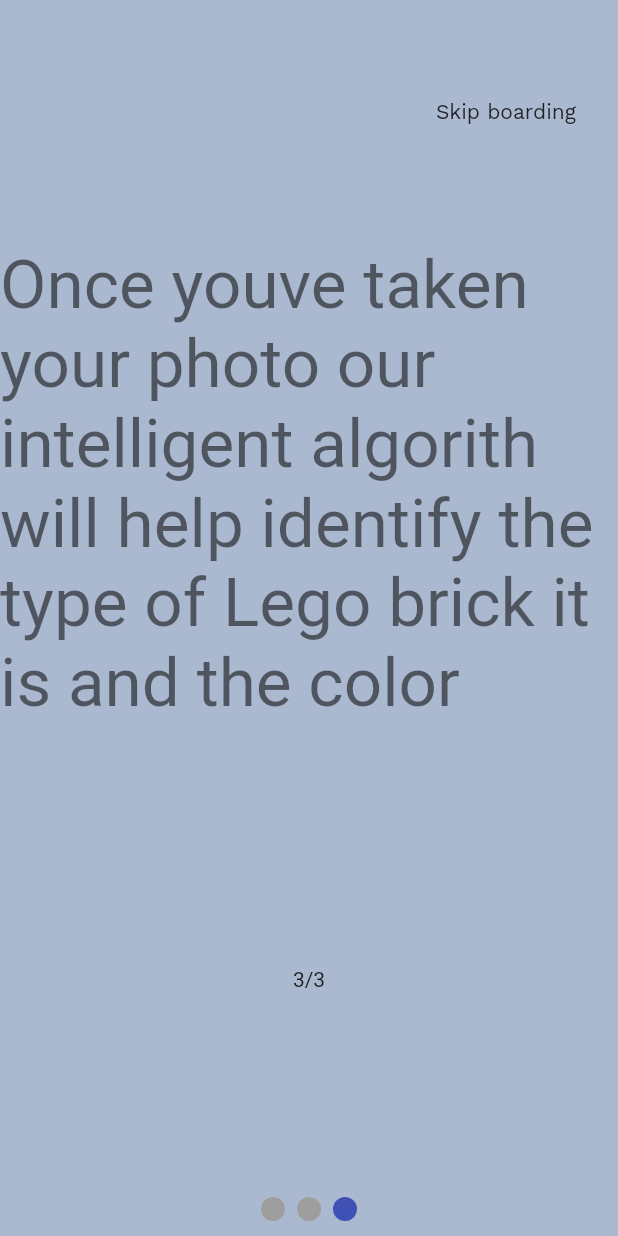
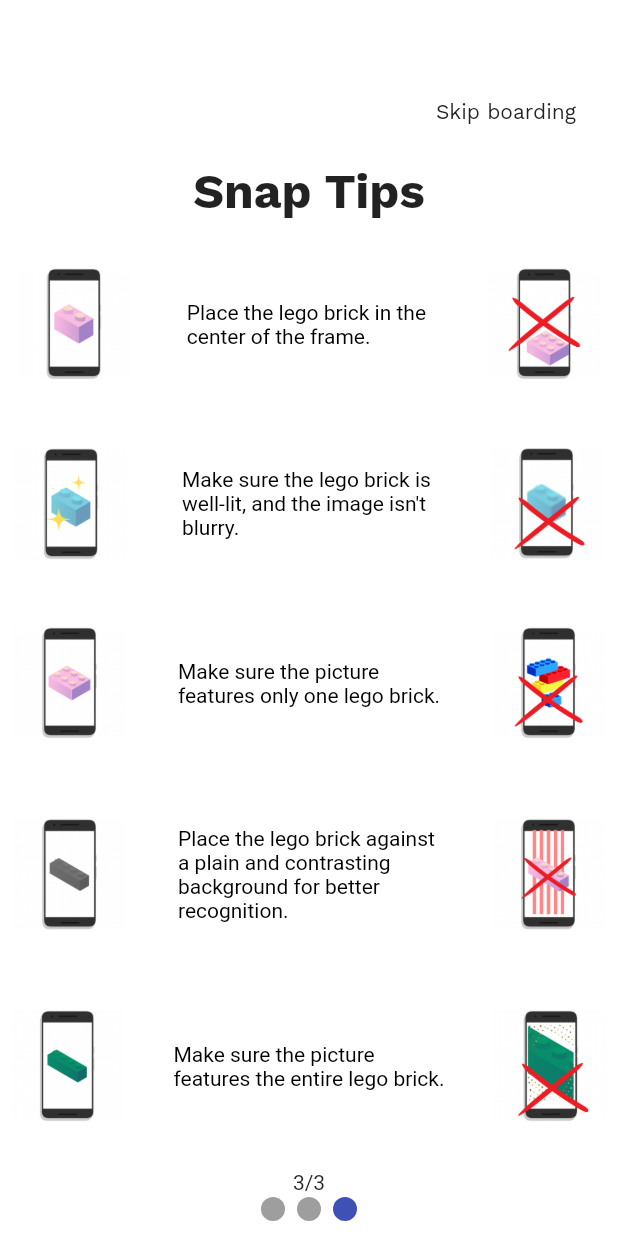
Before and after one commit to maxcelant/Capstone-4901, a Flutter app: the screen it shows after launch, swiped to page 3, on a phone screen of 412 x 824 dp. Run offline on Flutter 3.47's test engine with Material 2 defaults, Android fonts, the light colour scheme and no system bars; drawn by our look-alikes of smooth_page_indicator; our stand-ins replace image_cropper, image_picker; missing offline and left inert: image_pixels, tflite_flutter, tflite_flutter_helper.

Commit message:
Onboarding pages added and Logo changed

```diff
--- a/lib/components/on_boarding.dart
+++ b/lib/components/on_boarding.dart
@@ -11,6 +11,161 @@
     controller.dispose();
   }
 
+  Widget Snaptip1 = Container(
+    child: Row(mainAxisAlignment: MainAxisAlignment.spaceEvenly, children: [
+      Container(
+        margin: EdgeInsets.all(1.0),
+        padding: EdgeInsets.all(1.0),
+        child: Image.asset(
+          'assets/center.png',
+          height: 75,
+          width: 75,
+        ),
+      ),
+      Container(
+        margin: EdgeInsets.all(20.0),
+        padding: EdgeInsets.all(6.0),
+        child: const Text(
+          "Place the lego brick in the \ncenter of the frame.",
+          style: TextStyle(color: Colors.black, fontSize: 14),
+        ),
+      ),
+      Container(
+        margin: EdgeInsets.all(1.0),
+        padding: EdgeInsets.all(1.0),
+        child: Image.asset(
+          'assets/no_side.png',
+          height: 75,
+          width: 75,
+        ),
+      ),
+    ]),
+  );
+
+  Widget Snaptip2 = Container(
+    child: Row(mainAxisAlignment: MainAxisAlignment.spaceEvenly, children: [
+      Container(
+        margin: EdgeInsets.all(1.0),
+        padding: EdgeInsets.all(1.0),
+        child: Image.asset(
+          'assets/bright.png',
+          height: 75,
+          width: 75,
+        ),
+      ),
+      Container(
+        margin: EdgeInsets.all(20.0),
+        padding: EdgeInsets.all(6.0),
+        child: const Text(
+          "Make sure the lego brick is \nwell-lit, and the image isn't \nblurry.",
+          style: TextStyle(color: Colors.black, fontSize: 14),
+        ),
+      ),
+      Container(
+        margin: EdgeInsets.all(1.0),
+        padding: EdgeInsets.all(1.0),
+        child: Image.asset(
+          'assets/no_blur.png',
+          height: 75,
+          width: 75,
+        ),
+      ),
+    ]),
+  );
+
+  Widget Snaptip3 = Container(
+    child: Row(mainAxisAlignment: MainAxisAlignment.spaceEvenly, children: [
+      Container(
+        margin: EdgeInsets.all(1.0),
+        padding: EdgeInsets.all(1.0),
+        child: Image.asset(
+          'assets/single.png',
+          height: 75,
+          width: 75,
+        ),
+      ),
+      Container(
+        margin: EdgeInsets.all(20.0),
+        padding: EdgeInsets.all(6.0),
+        child: const Text(
+          "Make sure the picture        \nfeatures only one lego brick.",
+          style: TextStyle(color: Colors.black, fontSize: 14),
+        ),
+      ),
+      Container(
+        margin: EdgeInsets.all(1.0),
+        padding: EdgeInsets.all(1.0),
+        child: Image.asset(
+          'assets/no_multiple.png',
+          height: 75,
+          width: 75,
+        ),
+      ),
+    ]),
+  );
+
+  Widget Snaptip4 = Container(
+    child: Row(mainAxisAlignment: MainAxisAlignment.spaceEvenly, children: [
+      Container(
+        margin: EdgeInsets.all(1.0),
+        padding: EdgeInsets.all(1.0),
+        child: Image.asset(
+          'assets/plain.png',
+          height: 75,
+          width: 75,
+        ),
+      ),
+      Container(
+        margin: EdgeInsets.all(20.0),
+        padding: EdgeInsets.all(6.0),
+        child: const Text(
+          "Place the lego brick against \na plain and contrasting \nbackground for better \nrecognition.",
+          style: TextStyle(color: Colors.black, fontSize: 14),
+        ),
+      ),
+      Container(
+        margin: EdgeInsets.all(1.0),
+        padding: EdgeInsets.all(1.0),
+        child: Image.asset(
+          'assets/no_print.png',
+          height: 75,
+          width: 75,
+        ),
+      )
+    ]),
+  );
+
+  Widget Snaptip5 = Container(
+    child: Row(mainAxisAlignment: MainAxisAlignment.spaceEvenly, children: [
+      Container(
+        margin: EdgeInsets.all(1.0),
+        padding: EdgeInsets.all(1.0),
+        child: Image.asset(
+          'assets/complete.png',
+          height: 75,
+          width: 75,
+        ),
+      ),
+      Container(
+        margin: EdgeInsets.all(20.0),
+        padding: EdgeInsets.all(6.0),
+        child: const Text(
+          "Make sure the picture \nfeatures the entire lego brick.",
+          style: TextStyle(color: Colors.black, fontSize: 14),
+        ),
+      ),
+      Container(
+        margin: EdgeInsets.all(1.0),
+        padding: EdgeInsets.all(1.0),
+        child: Image.asset(
+          'assets/no_cutoff.png',
+          height: 75,
+          width: 75,
+        ),
+      )
+    ]),
+  );
+
   @override
   Widget build(BuildContext context) {
     return Scaffold(
@@ -21,7 +176,7 @@
             controller: controller,
             children: [
               Container(
-                color: const Color.fromARGB(255, 236, 236, 236),
+                color: Colors.white,
                 child: Column(
                   mainAxisAlignment: MainAxisAlignment.spaceEvenly,
                   // ignore: prefer_const_literals_to_create_immutables
@@ -29,11 +184,11 @@
                     const Padding(
                       padding: EdgeInsets.all(20.0),
                       child: Image(
-                        image: AssetImage('assets/trans_logo.png'),
+                        image: AssetImage('assets/trans_logo2.png'),
                       ),
                     ),
                     const Text(
-                      "Welcome to Lego ID",
+                      "Welcome to Brix-Color Finder",
                       style: TextStyle(
                         fontFamily: 'WorkSans',
                         fontSize: 32,
@@ -55,25 +210,50 @@
                 ),
               ),
               Container(
-                color: const Color(0xff8693AB),
+                color: Colors.white,
                 child: Column(
-                  mainAxisAlignment: MainAxisAlignment.spaceEvenly,
                   children: [
-                    Text(
-                        "The aim of the application is really straight forward! Place your lego object on a not so colorful surface at least 7 inches away and take a photo",
-                        style: Theme.of(context).textTheme.displaySmall),
+                    Text("", style: Theme.of(context).textTheme.displaySmall),
+                    Text("", style: Theme.of(context).textTheme.displaySmall),
+                    const Text(""),
+                    const Text(
+                      "Identify Lego Bricks In 3 Easy Steps",
+                      style: TextStyle(
+                        fontFamily: 'WorkSans',
+                        fontSize: 32,
+                        fontWeight: FontWeight.w700,
+                      ),
+                      textAlign: TextAlign.center,
+                    ),
+                    Image.asset(
+                      'assets/onboard.gif',
+                      height: 600,
+                      width: 600,
+                    ),
                     const Text("2/3"),
                   ],
                 ),
               ),
               Container(
-                color: const Color(0xffAAB9CF),
+                color: Colors.white,
                 child: Column(
                     mainAxisAlignment: MainAxisAlignment.spaceEvenly,
                     children: [
-                      Text(
-                          "Once youve taken your photo our intelligent algorith will help identify the type of Lego brick it is and the color",
-                          style: Theme.of(context).textTheme.displaySmall),
+                      Text("", style: Theme.of(context).textTheme.displaySmall),
+                      const Text(
+                        "Snap Tips",
+                        style: TextStyle(
+                          fontFamily: 'WorkSans',
+                          fontSize: 32,
+                          fontWeight: FontWeight.w700,
+                        ),
+                        textAlign: TextAlign.center,
+                      ),
+                      Snaptip1,
+                      Snaptip2,
+                      Snaptip3,
+                      Snaptip4,
+                      Snaptip5,
                       const Text("3/3"),
                     ]),
               )
--- a/lib/widgets/home_screen_view.dart
+++ b/lib/widgets/home_screen_view.dart
@@ -3,7 +3,7 @@
 class HomeScreenView {
   Image appLogo() {
     return const Image(
-      image: AssetImage('assets/trans_logo.png'),
+      image: AssetImage('assets/trans_logo2.png'),
       fit: BoxFit.scaleDown,
       height: 50,
     );
```
Also changed, not shown: assets/bright.png (added), assets/center.png (added), assets/complete.png (added), assets/no_blur.png (added), assets/no_cutoff.png (added), assets/no_multiple.png (added), assets/no_print.png (added), assets/no_side.png (added), assets/onboard.gif (added), assets/plain.png (added), assets/single.png (added), assets/trans_logo2.png (added).
